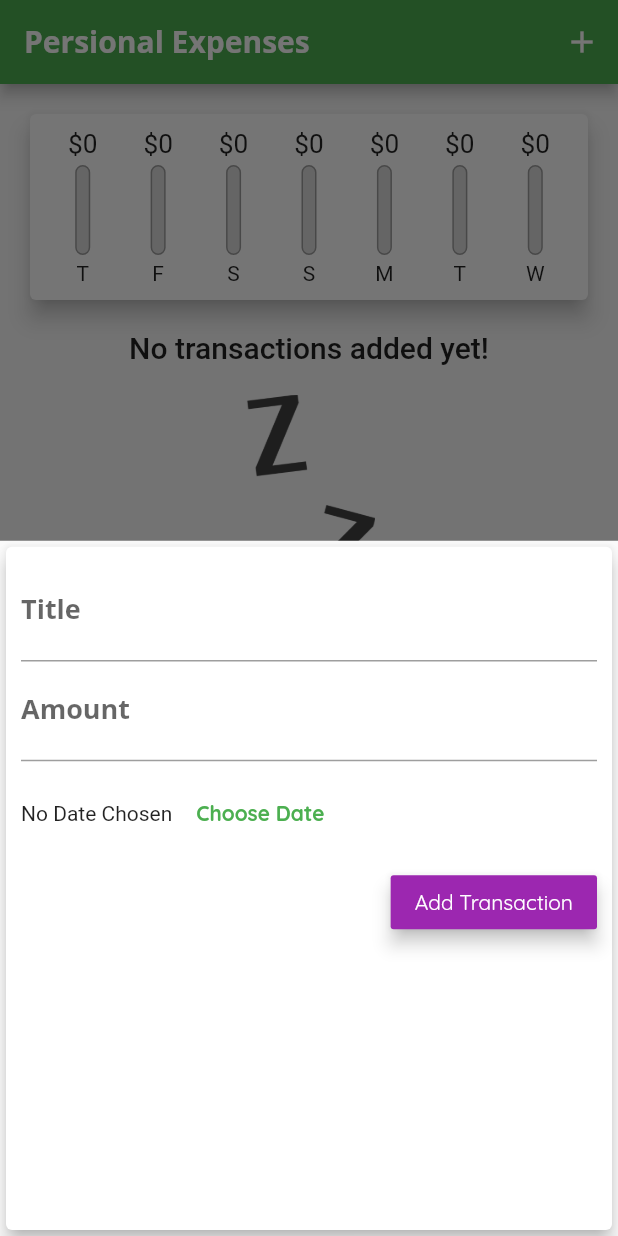
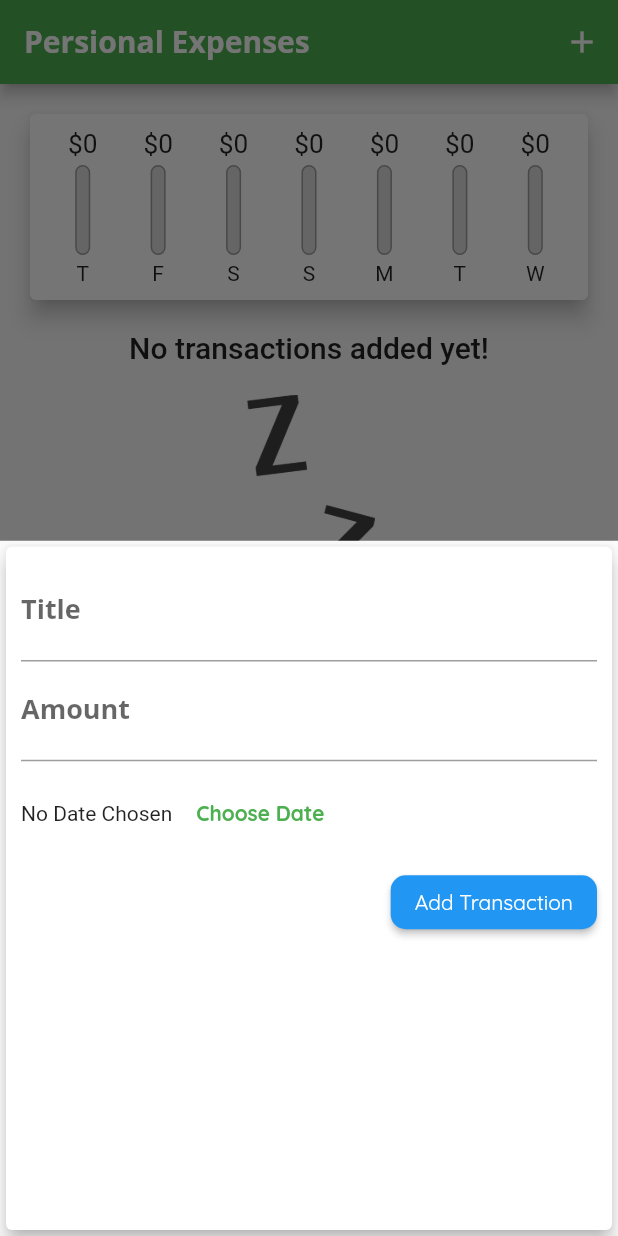
Before and after one commit to DuongYi/Flutter-Tutorial, a Flutter app: the screen it shows after launch, after a tap on the "add" icon, on a phone screen of 412 x 824 dp. Run offline on Flutter 3.47's test engine with Material 2 defaults, Android fonts, the phone set to English and light mode, and no system bars.

Commit message:
RaisedButton --> ElevatedButton

```diff
--- a/lib/widgets/new_transaction.dart
+++ b/lib/widgets/new_transaction.dart
@@ -67,11 +67,19 @@ class _NewTransactionState extends State<NewTransaction> {
                 ],
               ),
             ),
-            RaisedButton(
+            ElevatedButton(
               onPressed: sumbitData,
-              color: Colors.purple,
-              textColor: Theme.of(context).textTheme.button?.color,
-              elevation: 5,
+              style: ButtonStyle(
+                foregroundColor: MaterialStateProperty.all(
+                  Theme.of(context).textTheme.button?.color,
+                ),
+                backgroundColor: MaterialStateProperty.all(Colors.blue),
+                shape: MaterialStateProperty.all(
+                  RoundedRectangleBorder(
+                    borderRadius: BorderRadius.circular(10),
+                  ),
+                ),
+              ),
               child: const Text('Add Transaction'),
             )
           ],
```
